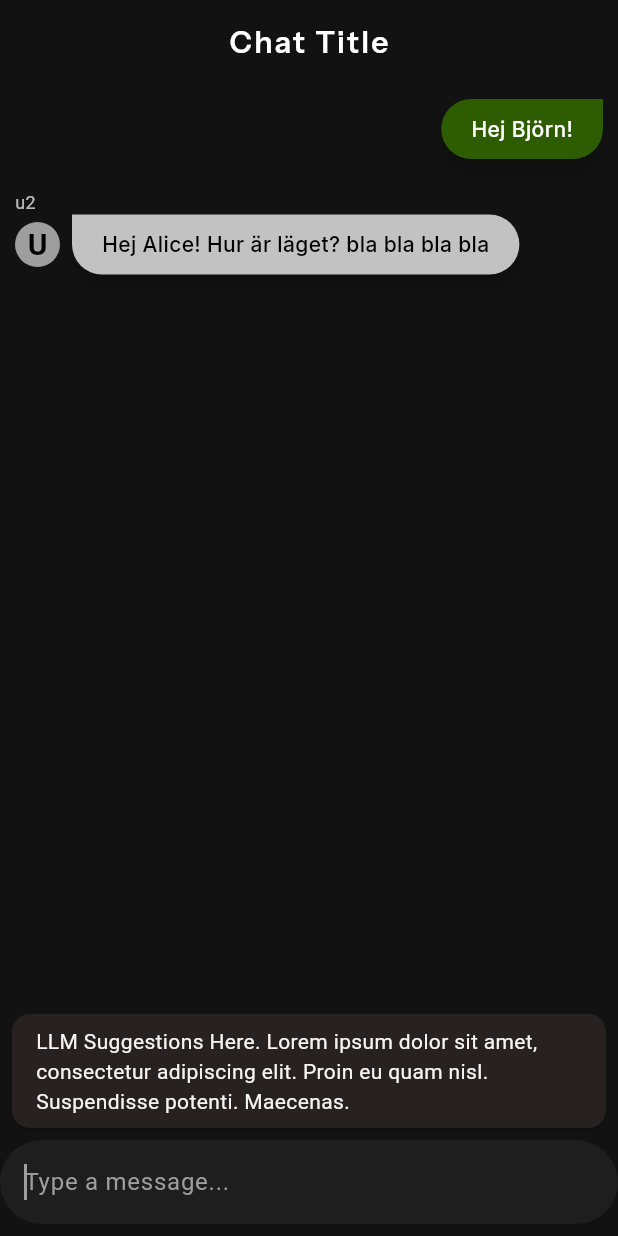
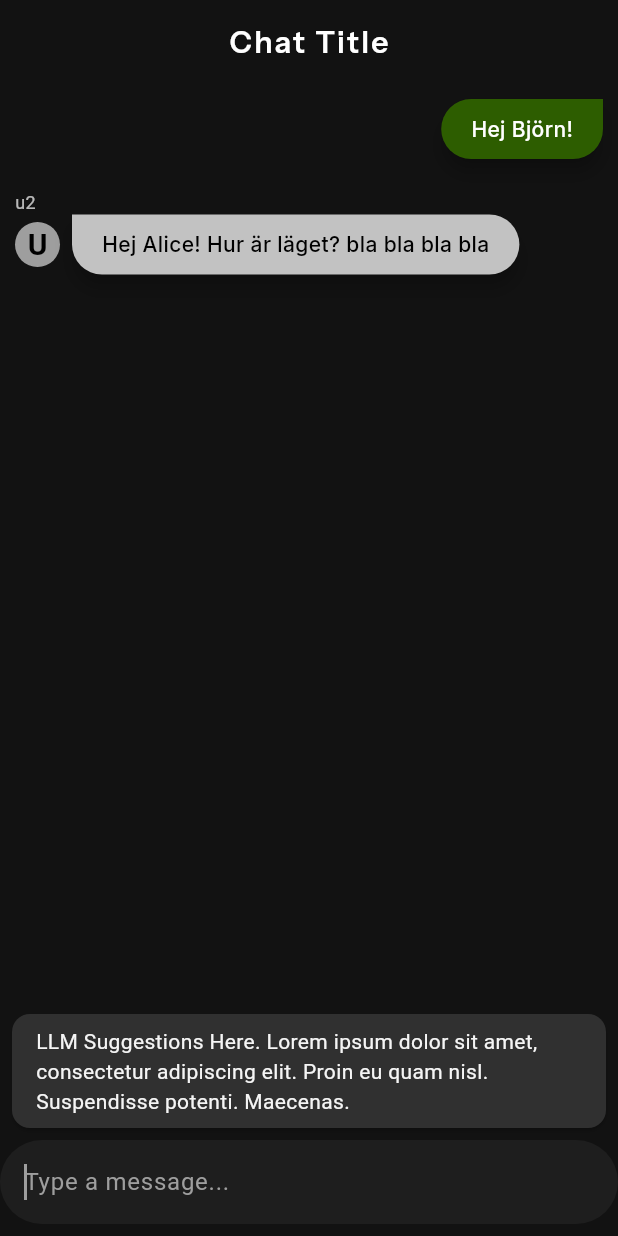
Before and after one commit to gu-tig333-ht25/FuseChat, a Flutter app: the screen it shows after launch, on a phone screen of 412 x 824 dp. Run offline on Flutter 3.47's test engine with Material 3 defaults, Android fonts, the phone set to English and light mode, and no system bars; our stand-ins replace google_fonts.

Commit message:
Use GoogleFonts package

```diff
--- a/lib/pages/chat_screen.dart
+++ b/lib/pages/chat_screen.dart
@@ -1,4 +1,5 @@
 import 'package:flutter/material.dart';
+import 'package:google_fonts/google_fonts.dart';
 import 'package:template/models/conversation_model.dart';
 //import 'package:firebase_auth/firebase_auth.dart';
 //import 'package:cloud_firestore/cloud_firestore.dart';
@@ -8,6 +9,7 @@ import '../models/message_model.dart';
 // 2do
 // Add references to Firebase, get current user, send messages to Firestore, and get messages from Firestore
 // Add LLM suggestions
+// ...
 // Fix spacing between messages etc.
 // Set chat title based on conversation
 // auto focus to text field https://docs.flutter.dev/cookbook/forms/focus
@@ -33,7 +35,7 @@ class _ChatScreenState extends State<ChatScreen> {
           children: <Widget>[
             Expanded(child: DummyMessagesStream(convIndex: widget.convIndex)),
             Card(
-              color: Theme.of(context).cardColor,
+              color: Color(0xFF303030),
               margin: const EdgeInsets.all(8.0),
               child: Padding(
                 padding: const EdgeInsets.symmetric(
@@ -182,8 +184,7 @@ class MessageBubble extends StatelessWidget {
                   ),
                   child: Text(
                     text,
-                    style: TextStyle(
-                      fontFamily: 'Inter',
+                    style: GoogleFonts.inter(
                       fontWeight: FontWeight.w500,
                       color: isMe ? Colors.white : Colors.black,
                       fontSize: 14.0,
--- a/lib/theme/themedata.dart
+++ b/lib/theme/themedata.dart
@@ -1,4 +1,5 @@
 import 'package:flutter/material.dart';
+import 'package:google_fonts/google_fonts.dart';
 
 final ThemeData fuseChatDarkTheme = ThemeData(
   useMaterial3: true,
@@ -10,14 +11,13 @@ final ThemeData fuseChatDarkTheme = ThemeData(
     surface: Color(0xFF1E1E1E),
     onSurface: Colors.grey,
   ),
-  appBarTheme: const AppBarTheme(
+  appBarTheme: AppBarTheme(
     backgroundColor: Colors.transparent,
     surfaceTintColor: Colors.transparent,
     elevation: 0,
     foregroundColor: Colors.white,
     centerTitle: true,
-    titleTextStyle: TextStyle(
-      fontFamily: 'InstrumentSans',
+    titleTextStyle: GoogleFonts.instrumentSans(
       fontSize: 20,
       fontWeight: FontWeight.w600,
       letterSpacing: 1.5,
```
Also changed, not shown: pubspec.yaml (+1 -12 lines), pubspec.lock, 2 other files.
